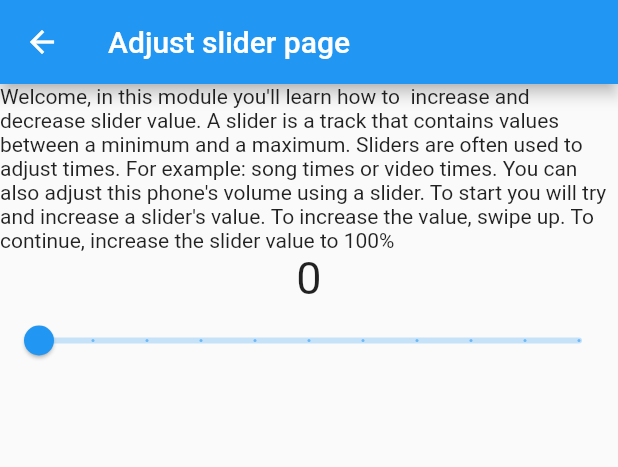
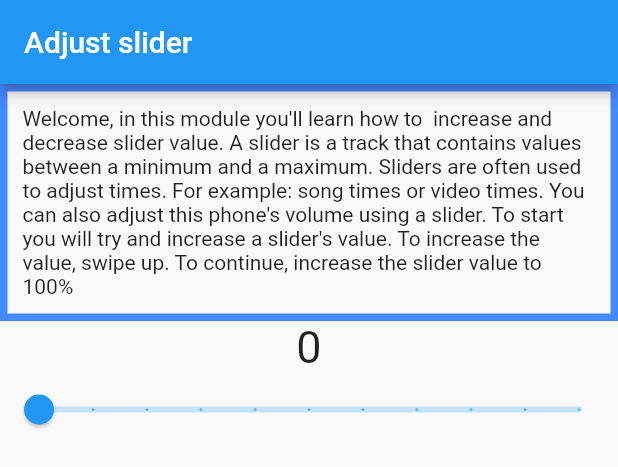
Before and after one commit to zanegomes21/Team4-Android-Talkback, a Flutter app: the AdjustSlider widget shown alone on an empty page, opened directly, on a phone screen of 412 x 824 dp. Shown: the top 467 px of the screen. Run offline on Flutter 3.47's test engine with Material 2 defaults, Android fonts, the phone set to English and light mode, and no system bars.

Commit message:
Refactor AdjustSlider module to not use announce()
- AdjustSlider now made up of multiple distinct submodules. When user
  completes a submodule, they are navigated to the next. When last
  submodule completed, they are taken back to tutorial 2 page.

Notes:
- `Navigator.popUntil()` was useful, let me pop the routes until we
  reached Tutorial 2 without having to know how many routes to pop! In
  conjunction with `ModalRoute.withName`.
- I still have issue where focus doesn't actually redirect when we
  navigate to new module, but this seems to differ from e.g. Suey's
  emulator? Still needs investigation.
- Other thing is we still need some way of saying "victory" text.
  Perhaps we do just need a final submodule purely for displaying this
  text, and then perhaps a button for user to take themselves back to
  tutorial 2 page?

```diff
--- a/application/lib/tutorial/two/module/adjust_slider.dart
+++ b/application/lib/tutorial/two/module/adjust_slider.dart
@@ -1,64 +1,106 @@
+import 'dart:developer';
+
+import 'package:application/common/instruction_card.dart';
+import 'package:application/routes.dart';
 import 'package:flutter/material.dart';
-import 'package:flutter/semantics.dart';
-import 'dart:io' show Platform;
 
-class AdjustSliderState extends State<AdjustSlider> {
+class AdjustSlider extends _AdjustSlider {
+  const AdjustSlider({super.key})
+      : super(
+            desiredValue: 100,
+            startValue: 0,
+            instruction:
+                "Welcome, in this module you'll learn how to  increase and decrease slider value. A slider is a track that contains values between a minimum and a maximum. Sliders are often used to adjust times. For example: song times or video times. You can also adjust this phone's volume using a slider. To start you will try and increase a slider's value. To increase the value, swipe up. To continue, increase the slider value to 100%",
+            nextSubmodule: const AdjustSlider2());
+}
+
+class AdjustSlider2 extends _AdjustSlider {
+  const AdjustSlider2({super.key})
+      : super(
+            desiredValue: 50,
+            startValue: 100,
+            instruction:
+                "Now we will try and move the slider back down. To do this swipe down with one finger to reduce the value. Continue until the value is back to 50%",
+            nextSubmodule: const AdjustSlider3());
+}
+
+class AdjustSlider3 extends _AdjustSlider {
+  const AdjustSlider3({super.key})
+      : super(
+            desiredValue: 100,
+            startValue: 50,
+            instruction:
+                "An alternative way of changing the volume is to double tap and hold the slider. From here you can swipe left and right to adjust it in that direction. Try and go back to 100%",
+            nextSubmodule: null);
+}
+
+class _AdjustSlider extends StatefulWidget {
+  final double desiredValue;
+  final double startValue;
+  final String instruction;
+  final double _sliderFontSize = 30;
+  final _AdjustSlider? nextSubmodule;
+
+  const _AdjustSlider(
+      {super.key,
+      required this.desiredValue,
+      required this.startValue,
+      required this.instruction,
+      required this.nextSubmodule});
+
+  @override
+  State<StatefulWidget> createState() {
+    return _SliderSubmoduleState();
+  }
+}
+
+class _SliderSubmoduleState extends State<_AdjustSlider> {
   double _currentValue = 0;
-  int stage = 1;
-  String displayText = "";
+
+  @override
+  void initState() {
+    super.initState();
+    _currentValue = widget.startValue;
+  }
 
   @override
   Widget build(BuildContext context) {
-    if (stage == 1 && _currentValue == 100) {
-      // Finished first part
-      stage = 2;
-    }
-    if (stage == 2 && _currentValue == 50) {
-      // Finished second part
-      stage = 3;
-    }
-    if (stage == 3 && _currentValue == 100) {
-      // Finished third part
-      stage = 4;
-    }
-    displayText = instructions(stage);
     return Scaffold(
         appBar: AppBar(
-          title: const Text('Adjust slider page'),
+          title: const Text('Adjust slider'),
         ),
         body: Center(
             child: Column(children: [
-          Text(displayText),
+          InstructionsCard(instruction: widget.instruction),
+          // Round to zero decimal places to avoid floating point issues
           Text(_currentValue.toStringAsFixed(0),
-              style: const TextStyle(fontSize: 30)),
+              style: TextStyle(fontSize: widget._sliderFontSize)),
           Slider(
               value: _currentValue,
               onChanged: (value) {
-                setState(() => {_currentValue = value});
+                setState(() {
+                  _currentValue = value;
+                  if (value.toInt() == widget.desiredValue.toInt()) {
+                    log("Here?");
+                    if (widget.nextSubmodule != null) {
+                      log("Going to next submodule?");
+                      Navigator.push(
+                        context,
+                        MaterialPageRoute(
+                            // Note '!' because nextSubmodule is nullable, see https://dart.dev/tools/non-promotion-reasons#property-or-this
+                            builder: (context) => widget.nextSubmodule!),
+                      );
+                    } else {
+                      log("Finished tutorial!");
+                      Navigator.popUntil(
+                          context, ModalRoute.withName(Routes.tutorialTwo));
+                    }
+                  }
+                });
               },
               min: 0,
               divisions: 10,
               max: 100)
         ])));
   }
-
-  String instructions(stage) {
-    if (stage == 1) {
-      return "Welcome, in this module you'll learn how to  increase and decrease slider value. A slider is a track that contains values between a minimum and a maximum. Sliders are often used to adjust times. For example: song times or video times. You can also adjust this phone's volume using a slider. To start you will try and increase a slider's value. To increase the value, swipe up. To continue, increase the slider value to 100%";
-    } else if (stage == 2) {
-      return "Now we will try and move the slider back down. To do this swipe down with one finger to reduce the value. Continue until the value is back to 50%";
-    } else if (stage == 3) {
-      return "An alternative way of changing the volume is to double tap and hold the slider. From here you can swipe left and right to adjust it in that direction. Try and go back to 100%";
-    } else {
-      //stage == 4
-      return "Nice job! Use the back button to return home";
-    }
-  }
 }
-
-class AdjustSlider extends StatefulWidget {
-  @override
-  State<StatefulWidget> createState() {
-    return AdjustSliderState();
-  }
-}
--- a/application/lib/tutorial/two/tutorial_two.dart
+++ b/application/lib/tutorial/two/tutorial_two.dart
@@ -51,10 +51,11 @@ class TutorialTwo extends StatelessWidget {
                 onPressed: () => {
                       Navigator.push(
                         context,
-                        MaterialPageRoute(builder: (context) => AdjustSlider()),
+                        MaterialPageRoute(
+                            builder: (context) => const AdjustSlider()),
                       )
                     },
-                child: Text("Adjust slide module"))
+                child: const Text("Adjust slider module"))
           ],
         ),
       ),
```
